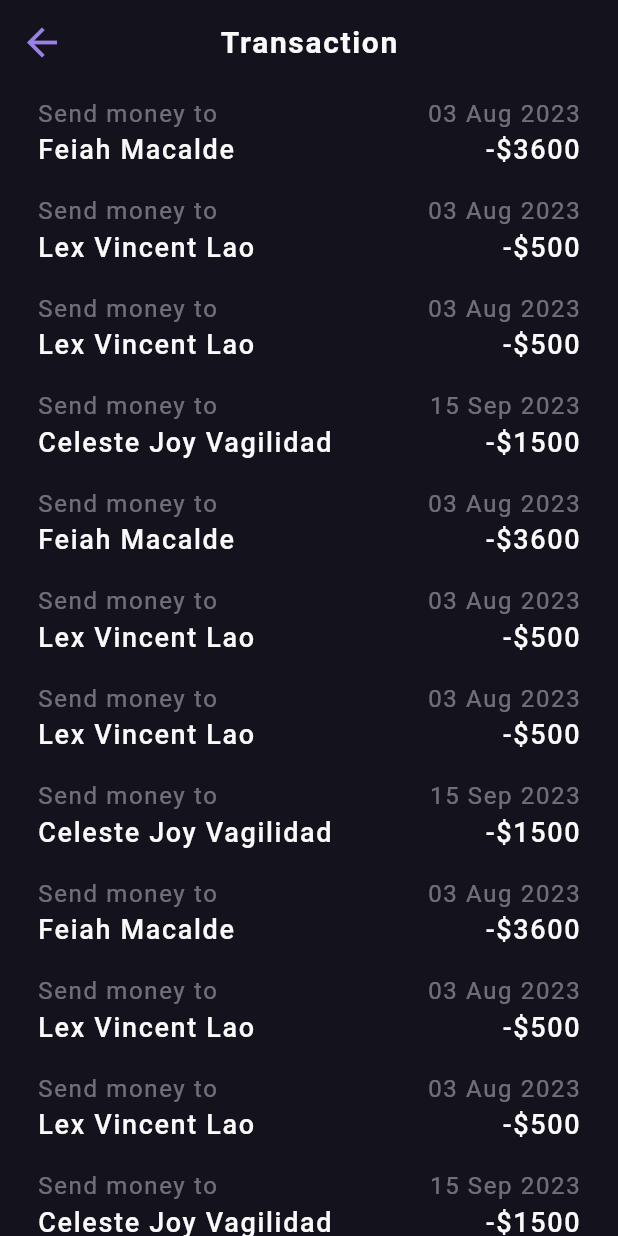
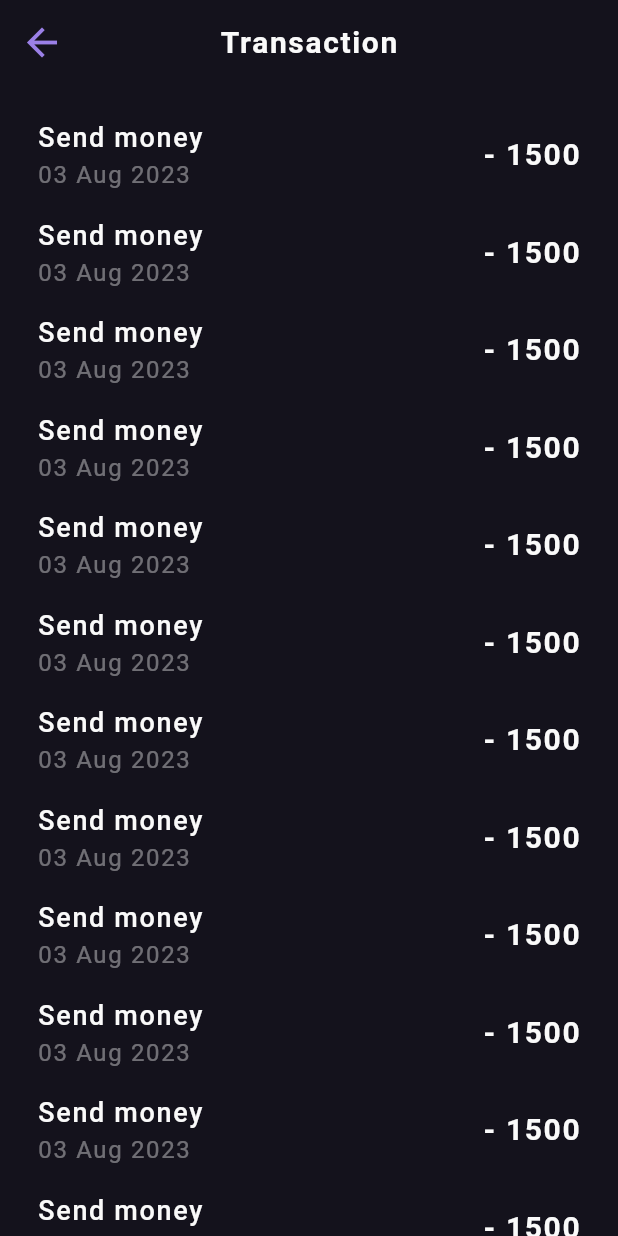
Before and after one commit to cjoyjoooy/ezmoney, a Flutter app: the HomeScreen screen opened directly, after a tap on "See all", on a phone screen of 412 x 824 dp. Run offline on Flutter 3.47's test engine with Material 2 defaults, Android fonts, the phone set to English and light mode, and no system bars; our stand-ins replace animated_splash_screen, cloud_firestore, firebase_auth, firebase_core, page_transition; accounts and stored records are empty.

Commit message:
ui transaction changes

```diff
--- a/lib/homescreen.dart
+++ b/lib/homescreen.dart
@@ -89,9 +89,16 @@ class _HomeState extends State<HomeScreen> {
                         "Total Balance",
                         style: fontDefault(secondaryColor(.4), FontWeight.w500),
                       ),
+                      Row(
+                        children: [
                           Text(
-                        '\$$formattedBalance',
-                        style: fontTertiary(secondaryColor(1), FontWeight.bold),
+                            '\u20B1 $formattedBalance',
+                            style: TextStyle(
+                                fontSize: 30,
+                                color: secondaryColor(1),
+                                fontWeight: FontWeight.bold),
+                          ),
+                        ],
                       ),
                     ],
                   ),
@@ -201,15 +208,18 @@ class _HomeState extends State<HomeScreen> {
         ],
       );
 
-  Widget transaction(type, date, name, amount) => Column(
+  Widget transaction(type, date, amount) => Column(
         mainAxisAlignment: MainAxisAlignment.spaceBetween,
         children: [
           Row(
             mainAxisAlignment: MainAxisAlignment.spaceBetween,
             children: [
+              Column(
+                crossAxisAlignment: CrossAxisAlignment.start,
+                children: [
                   Text(
                     type,
-                style: fontSecondary(secondaryColor(.4), FontWeight.w500),
+                    style: fontDefault(secondaryColor(1), FontWeight.w500),
                   ),
                   Text(
                     date,
@@ -217,21 +227,14 @@ class _HomeState extends State<HomeScreen> {
                   ),
                 ],
               ),
-          Row(
-            mainAxisAlignment: MainAxisAlignment.spaceBetween,
-            children: [
               Text(
-                name,
-                style: fontDefault(secondaryColor(1), FontWeight.w500),
-              ),
-              Text(
-                '-\$$amount',
-                style: fontDefault(secondaryColor(1), FontWeight.w500),
+                '- $amount',
+                style: fontTertiary(secondaryColor(1), FontWeight.bold),
               ),
             ],
           ),
           const SizedBox(
-            height: 12,
+            height: 10,
           ),
         ],
       );
@@ -245,16 +248,15 @@ class _HomeState extends State<HomeScreen> {
         backgroundColor: Colors.transparent,
         title: Row(
           children: [
-            Image.asset(
-              'images/EZLOGO 2.png',
-              height: 43,
-            ),
-            const SizedBox(
+            SizedBox(
               width: 10,
             ),
             Column(
               crossAxisAlignment: CrossAxisAlignment.start,
               children: [
+                SizedBox(
+                  height: 10,
+                ),
                 Text(
                   'Hello,',
                   style: fontSecondary(secondaryColor(.6), FontWeight.w500),
@@ -263,7 +265,7 @@ class _HomeState extends State<HomeScreen> {
                   future: fetchUsername(user.uid),
                   builder: (context, snapshot) {
                     if (snapshot.connectionState == ConnectionState.waiting) {
-                      return Text(
+                      return const Text(
                           'Loading...'); // Show loading indicator while fetching data
                     } else if (snapshot.hasError) {
                       return Text('Error: ${snapshot.error}');
@@ -310,7 +312,7 @@ class _HomeState extends State<HomeScreen> {
                         Text(
                           "Transactions",
                           style:
-                              fontDefault(secondaryColor(1), FontWeight.bold),
+                              fontTertiary(secondaryColor(1), FontWeight.bold),
                         ),
                         GestureDetector(
                           onTap: () {
@@ -323,38 +325,22 @@ class _HomeState extends State<HomeScreen> {
                           },
                           child: Text(
                             "See all",
-                            style: fontDefault(accentColor(1), FontWeight.bold),
+                            style:
+                                fontTertiary(accentColor(1), FontWeight.bold),
                           ),
                         ),
                       ],
                     ),
                     const SizedBox(
-                      height: 10,
+                      height: 15,
                     ),
-                    transaction(
-                        'Send money to', '03 Aug 2023', 'Feiah Macalde', 3600),
-                    transaction(
-                        'Send money to', '03 Aug 2023', 'Lex Vincent Lao', 500),
-                    transaction(
-                        'Send money to', '03 Aug 2023', 'Lex Vincent Lao', 500),
-                    transaction('Send money to', '15 Sep 2023',
-                        'Celeste Joy Vagilidad', 1500),
-                    transaction(
-                        'Send money to', '03 Aug 2023', 'Feiah Macalde', 3600),
-                    transaction(
-                        'Send money to', '03 Aug 2023', 'Lex Vincent Lao', 500),
-                    transaction(
-                        'Send money to', '03 Aug 2023', 'Lex Vincent Lao', 500),
-                    transaction('Send money to', '15 Sep 2023',
-                        'Celeste Joy Vagilidad', 1500),
-                    transaction(
-                        'Send money to', '03 Aug 2023', 'Feiah Macalde', 3600),
-                    transaction(
-                        'Send money to', '03 Aug 2023', 'Lex Vincent Lao', 500),
-                    transaction(
-                        'Send money to', '03 Aug 2023', 'Lex Vincent Lao', 500),
-                    transaction('Send money to', '15 Sep 2023',
-                        'Celeste Joy Vagilidad', 1500),
+                    transaction('Send money', '03 Aug 2023', 1500),
+                    transaction('Send money', '03 Aug 2023', 1500),
+                    transaction('Send money', '03 Aug 2023', 1500),
+                    transaction('Send money', '03 Aug 2023', 1500),
+                    transaction('Send money', '03 Aug 2023', 1500),
+                    transaction('Send money', '03 Aug 2023', 1500),
+                    transaction('Send money', '03 Aug 2023', 1500),
                   ],
                 ),
               ),
--- a/lib/transaction.dart
+++ b/lib/transaction.dart
@@ -10,7 +10,7 @@ class Transaction extends StatefulWidget {
 }
 
 class _TransactionState extends State<Transaction> {
-  Widget transaction(type, date, name, amount) => Container(
+  Widget transaction(type, date, amount) => Container(
         margin: const EdgeInsets.symmetric(horizontal: 25, vertical: 8),
         child: Column(
           mainAxisAlignment: MainAxisAlignment.spaceBetween,
@@ -18,9 +18,12 @@ class _TransactionState extends State<Transaction> {
             Row(
               mainAxisAlignment: MainAxisAlignment.spaceBetween,
               children: [
+                Column(
+                  crossAxisAlignment: CrossAxisAlignment.start,
+                  children: [
                     Text(
                       type,
-                  style: fontSecondary(secondaryColor(.4), FontWeight.w500),
+                      style: fontDefault(secondaryColor(1), FontWeight.w500),
                     ),
                     Text(
                       date,
@@ -28,22 +31,50 @@ class _TransactionState extends State<Transaction> {
                     ),
                   ],
                 ),
-            Row(
-              mainAxisAlignment: MainAxisAlignment.spaceBetween,
-              children: [
                 Text(
-                  name,
-                  style: fontDefault(secondaryColor(1), FontWeight.w500),
-                ),
-                Text(
-                  '-\$$amount',
-                  style: fontDefault(secondaryColor(1), FontWeight.w500),
+                  '- $amount',
+                  style: fontTertiary(secondaryColor(1), FontWeight.bold),
                 ),
               ],
             ),
           ],
         ),
       );
+
+  // Widget transaction(type, date, name, amount) => Container(
+  //       margin: const EdgeInsets.symmetric(horizontal: 25, vertical: 8),
+  //       child: Column(
+  //         mainAxisAlignment: MainAxisAlignment.spaceBetween,
+  //         children: [
+  //           Row(
+  //             mainAxisAlignment: MainAxisAlignment.spaceBetween,
+  //             children: [
+  //               Text(
+  //                 type,
+  //                 style: fontSecondary(secondaryColor(.4), FontWeight.w500),
+  //               ),
+  //               Text(
+  //                 date,
+  //                 style: fontSecondary(secondaryColor(.4), FontWeight.w500),
+  //               ),
+  //             ],
+  //           ),
+  //           Row(
+  //             mainAxisAlignment: MainAxisAlignment.spaceBetween,
+  //             children: [
+  //               Text(
+  //                 name,
+  //                 style: fontDefault(secondaryColor(1), FontWeight.w500),
+  //               ),
+  //               Text(
+  //                 '-\$$amount',
+  //                 style: fontDefault(secondaryColor(1), FontWeight.w500),
+  //               ),
+  //             ],
+  //           ),
+  //         ],
+  //       ),
+  //     );
 
   @override
   Widget build(BuildContext context) {
@@ -71,26 +102,27 @@ class _TransactionState extends State<Transaction> {
       ),
       body: ListView(
         children: [
-          transaction('Send money to', '03 Aug 2023', 'Feiah Macalde', 3600),
-          transaction('Send money to', '03 Aug 2023', 'Lex Vincent Lao', 500),
-          transaction('Send money to', '03 Aug 2023', 'Lex Vincent Lao', 500),
-          transaction(
-              'Send money to', '15 Sep 2023', 'Celeste Joy Vagilidad', 1500),
-          transaction('Send money to', '03 Aug 2023', 'Feiah Macalde', 3600),
-          transaction('Send money to', '03 Aug 2023', 'Lex Vincent Lao', 500),
-          transaction('Send money to', '03 Aug 2023', 'Lex Vincent Lao', 500),
-          transaction(
-              'Send money to', '15 Sep 2023', 'Celeste Joy Vagilidad', 1500),
-          transaction('Send money to', '03 Aug 2023', 'Feiah Macalde', 3600),
-          transaction('Send money to', '03 Aug 2023', 'Lex Vincent Lao', 500),
-          transaction('Send money to', '03 Aug 2023', 'Lex Vincent Lao', 500),
-          transaction(
-              'Send money to', '15 Sep 2023', 'Celeste Joy Vagilidad', 1500),
-          transaction('Send money to', '03 Aug 2023', 'Feiah Macalde', 3600),
-          transaction('Send money to', '03 Aug 2023', 'Lex Vincent Lao', 500),
-          transaction('Send money to', '03 Aug 2023', 'Lex Vincent Lao', 500),
-          transaction(
-              'Send money to', '15 Sep 2023', 'Celeste Joy Vagilidad', 1500),
+          SizedBox(
+            height: 15,
+          ),
+          transaction('Send money', '03 Aug 2023', 1500),
+          transaction('Send money', '03 Aug 2023', 1500),
+          transaction('Send money', '03 Aug 2023', 1500),
+          transaction('Send money', '03 Aug 2023', 1500),
+          transaction('Send money', '03 Aug 2023', 1500),
+          transaction('Send money', '03 Aug 2023', 1500),
+          transaction('Send money', '03 Aug 2023', 1500),
+          transaction('Send money', '03 Aug 2023', 1500),
+          transaction('Send money', '03 Aug 2023', 1500),
+          transaction('Send money', '03 Aug 2023', 1500),
+          transaction('Send money', '03 Aug 2023', 1500),
+          transaction('Send money', '03 Aug 2023', 1500),
+          transaction('Send money', '03 Aug 2023', 1500),
+          transaction('Send money', '03 Aug 2023', 1500),
+          transaction('Send money', '03 Aug 2023', 1500),
+          transaction('Send money', '03 Aug 2023', 1500),
+          transaction('Send money', '03 Aug 2023', 1500),
+          transaction('Send money', '03 Aug 2023', 1500),
         ],
       ),
     );
```
Lines whose indentation alone changed are shown as unchanged.
